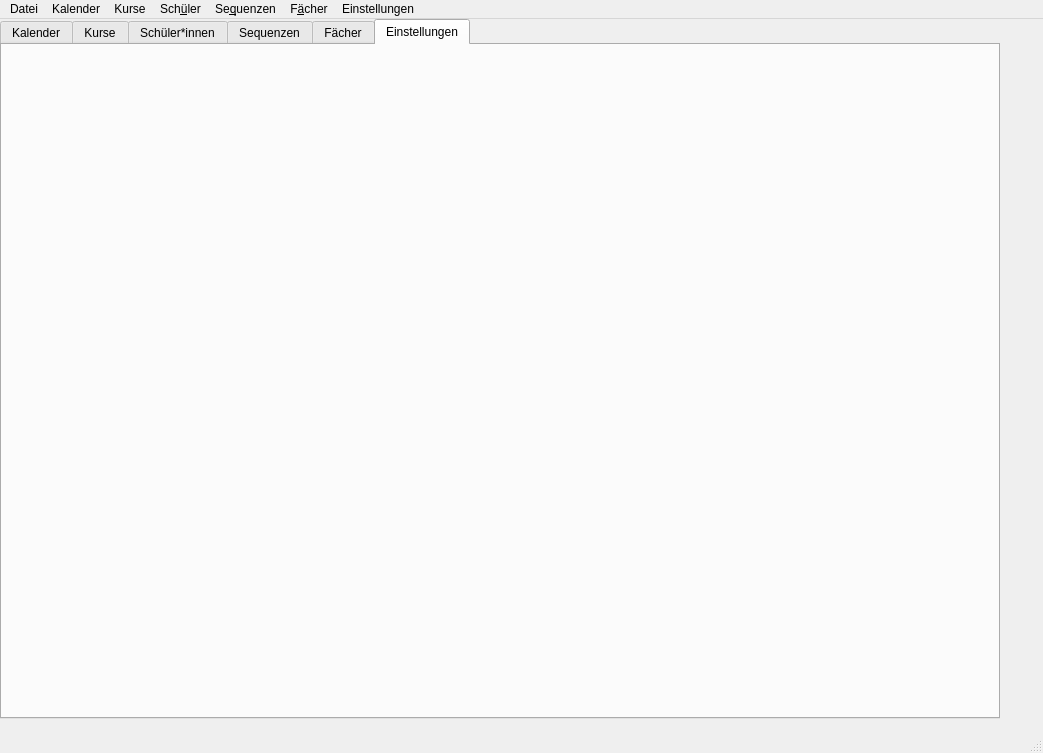
This is school.ui in knprp/schulfreund as Qt 5 draws it before an edit. The edited form follows.
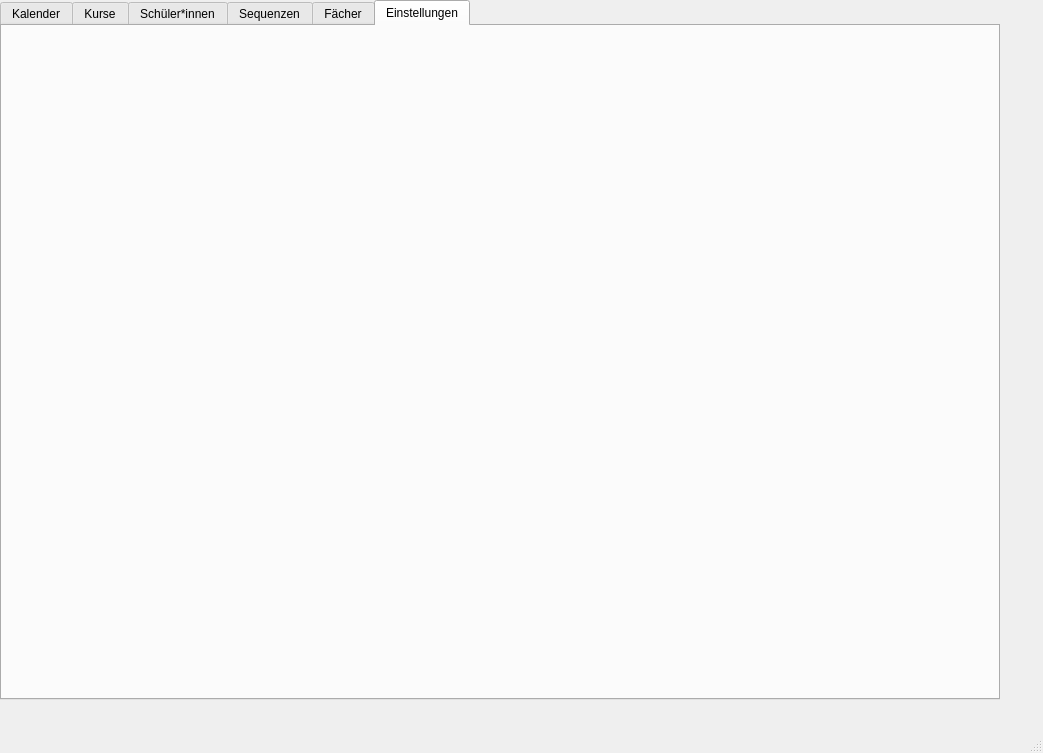
This is the edited form. Icons and pictures are not drawn.

Commit message: überflüssige menubar entfernt

Patch:
```diff
--- a/school.ui
+++ b/school.ui
@@ -228,58 +228,6 @@
     </widget>
    </widget>
   </widget>
-  <widget class="QMenuBar" name="menubar">
-   <property name="geometry">
-    <rect>
-     <x>0</x>
-     <y>0</y>
-     <width>1043</width>
-     <height>29</height>
-    </rect>
-   </property>
-   <widget class="QMenu" name="menuDatei">
-    <property name="title">
-     <string>Datei</string>
-    </property>
-   </widget>
-   <widget class="QMenu" name="menuKalender">
-    <property name="title">
-     <string>Kalender</string>
-    </property>
-   </widget>
-   <widget class="QMenu" name="menuSch_ler">
-    <property name="title">
-     <string>Sch&amp;üler</string>
-    </property>
-   </widget>
-   <widget class="QMenu" name="menuKurse">
-    <property name="title">
-     <string>Kurse</string>
-    </property>
-   </widget>
-   <widget class="QMenu" name="menuSequenzen">
-    <property name="title">
-     <string>Se&amp;quenzen</string>
-    </property>
-   </widget>
-   <widget class="QMenu" name="menuF_cher">
-    <property name="title">
-     <string>F&amp;ächer</string>
-    </property>
-   </widget>
-   <widget class="QMenu" name="menuEinstellungen">
-    <property name="title">
-     <string>Einstellungen</string>
-    </property>
-   </widget>
-   <addaction name="menuDatei"/>
-   <addaction name="menuKalender"/>
-   <addaction name="menuKurse"/>
-   <addaction name="menuSch_ler"/>
-   <addaction name="menuSequenzen"/>
-   <addaction name="menuF_cher"/>
-   <addaction name="menuEinstellungen"/>
-  </widget>
   <widget class="QStatusBar" name="statusbar"/>
  </widget>
  <resources>
```
The commit also changes 1 other file.
